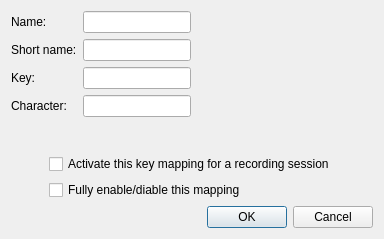
Above: itemdialog.ui from domoritz/drummy before the change. Below: the same form after it.
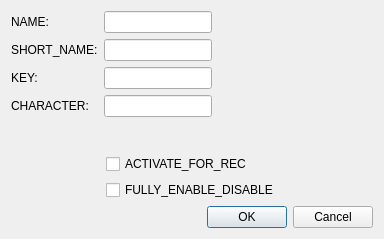
That is the form after the change.

```diff
--- a/itemdialog.ui
+++ b/itemdialog.ui
@@ -24,7 +24,7 @@
        <item row="0" column="0">
         <widget class="QLabel" name="label">
          <property name="text">
-          <string>Name:</string>
+          <string>NAME:</string>
          </property>
         </widget>
        </item>
@@ -39,7 +39,7 @@
        <item row="2" column="0">
         <widget class="QLabel" name="label_2">
          <property name="text">
-          <string>Key:</string>
+          <string>KEY:</string>
          </property>
         </widget>
        </item>
@@ -57,7 +57,7 @@
        <item row="3" column="0">
         <widget class="QLabel" name="label_3">
          <property name="text">
-          <string>Character:</string>
+          <string>CHARACTER:</string>
          </property>
         </widget>
        </item>
@@ -74,7 +74,7 @@
        <item row="1" column="0">
         <widget class="QLabel" name="label_4">
          <property name="text">
-          <string>Short name:</string>
+          <string>SHORT_NAME:</string>
          </property>
         </widget>
        </item>
@@ -115,7 +115,7 @@
           <string>If set, the mapping will be active and previous recordings will be overwritten</string>
          </property>
          <property name="text">
-          <string>Activate this key mapping for a recording session</string>
+          <string>ACTIVATE_FOR_REC</string>
          </property>
         </widget>
        </item>
@@ -125,7 +125,7 @@
           <string>If enabled, item will be visible in the output. If not, it is not used for recording at all and no line will be printed.</string>
          </property>
          <property name="text">
-          <string>Fully enable/diable this mapping</string>
+          <string>FULLY_ENABLE_DISABLE</string>
          </property>
         </widget>
        </item>
```
Left out of the diff: 20 changed lines with no effect on the pictures.
